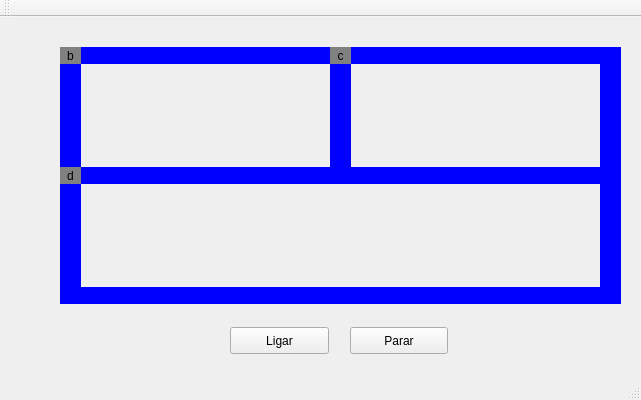
The window that src/mainwindow.ui (leoalenccar/projeto-trens) describes before a commit, drawn with Qt 5.
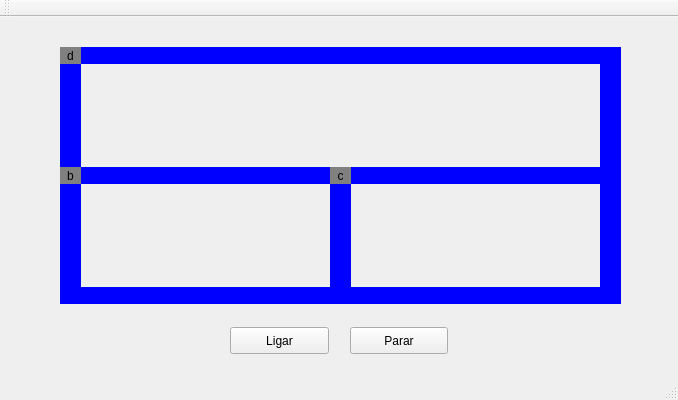
The same window after the commit.

Commit message: corrige posição dos trilhos

```diff
--- a/src/mainwindow.ui
+++ b/src/mainwindow.ui
@@ -6,7 +6,7 @@
    <rect>
     <x>0</x>
     <y>0</y>
-    <width>641</width>
+    <width>678</width>
     <height>400</height>
    </rect>
   </property>
@@ -18,7 +18,7 @@
     <property name="geometry">
      <rect>
       <x>60</x>
-      <y>30</y>
+      <y>150</y>
       <width>21</width>
       <height>17</height>
      </rect>
@@ -33,22 +33,6 @@
      <set>Qt::AlignmentFlag::AlignCenter</set>
     </property>
    </widget>
-   <widget class="QLabel" name="label_trilho1">
-    <property name="geometry">
-     <rect>
-      <x>80</x>
-      <y>30</y>
-      <width>250</width>
-      <height>17</height>
-     </rect>
-    </property>
-    <property name="styleSheet">
-     <string notr="true">QLabel { background: blue}</string>
-    </property>
-    <property name="text">
-     <string/>
-    </property>
-   </widget>
    <widget class="QLabel" name="label_trilho2">
     <property name="geometry">
      <rect>
@@ -69,7 +53,7 @@
     <property name="geometry">
      <rect>
       <x>330</x>
-      <y>30</y>
+      <y>150</y>
       <width>21</width>
       <height>137</height>
      </rect>
@@ -139,22 +123,6 @@
      <string/>
     </property>
    </widget>
-   <widget class="QLabel" name="label_trilho1_2">
-    <property name="geometry">
-     <rect>
-      <x>350</x>
-      <y>30</y>
-      <width>250</width>
-      <height>17</height>
-     </rect>
-    </property>
-    <property name="styleSheet">
-     <string notr="true">QLabel { background: blue}</string>
-    </property>
-    <property name="text">
-     <string/>
-    </property>
-   </widget>
    <widget class="QLabel" name="label_trilho2_2">
     <property name="geometry">
      <rect>
@@ -175,7 +143,7 @@
     <property name="geometry">
      <rect>
       <x>330</x>
-      <y>30</y>
+      <y>150</y>
       <width>21</width>
       <height>17</height>
      </rect>
@@ -242,7 +210,7 @@
     <property name="geometry">
      <rect>
       <x>60</x>
-      <y>150</y>
+      <y>30</y>
       <width>21</width>
       <height>17</height>
      </rect>
@@ -257,20 +225,35 @@
      <set>Qt::AlignmentFlag::AlignCenter</set>
     </property>
    </widget>
-   <zorder>label_trilho1</zorder>
-   <zorder>label_trilho2</zorder>
+   <widget class="QLabel" name="label_trilho2_4">
+    <property name="geometry">
+     <rect>
+      <x>81</x>
+      <y>30</y>
+      <width>520</width>
+      <height>17</height>
+     </rect>
+    </property>
+    <property name="styleSheet">
+     <string notr="true">QLabel { background: blue}</string>
+    </property>
+    <property name="text">
+     <string/>
+    </property>
+   </widget>
    <zorder>label_trilho3</zorder>
+   <zorder>label_trilho2_3</zorder>
+   <zorder>label_trilho4_4</zorder>
+   <zorder>label_trilho2_2</zorder>
+   <zorder>label_trilho4_2</zorder>
+   <zorder>label_trilho2_4</zorder>
    <zorder>label_trilho4</zorder>
+   <zorder>label_trilho2</zorder>
+   <zorder>label_trilho4_3</zorder>
    <zorder>label_trem1</zorder>
    <zorder>pushButton</zorder>
    <zorder>pushButton_2</zorder>
-   <zorder>label_trilho4_2</zorder>
-   <zorder>label_trilho1_2</zorder>
-   <zorder>label_trilho2_2</zorder>
    <zorder>label_trem2</zorder>
-   <zorder>label_trilho4_3</zorder>
-   <zorder>label_trilho4_4</zorder>
-   <zorder>label_trilho2_3</zorder>
    <zorder>label_trem3</zorder>
   </widget>
   <widget class="QMenuBar" name="menuBar">
@@ -278,7 +261,7 @@
     <rect>
      <x>0</x>
      <y>0</y>
-     <width>641</width>
+     <width>678</width>
      <height>23</height>
     </rect>
    </property>
```
The commit also changes 3 other files.
